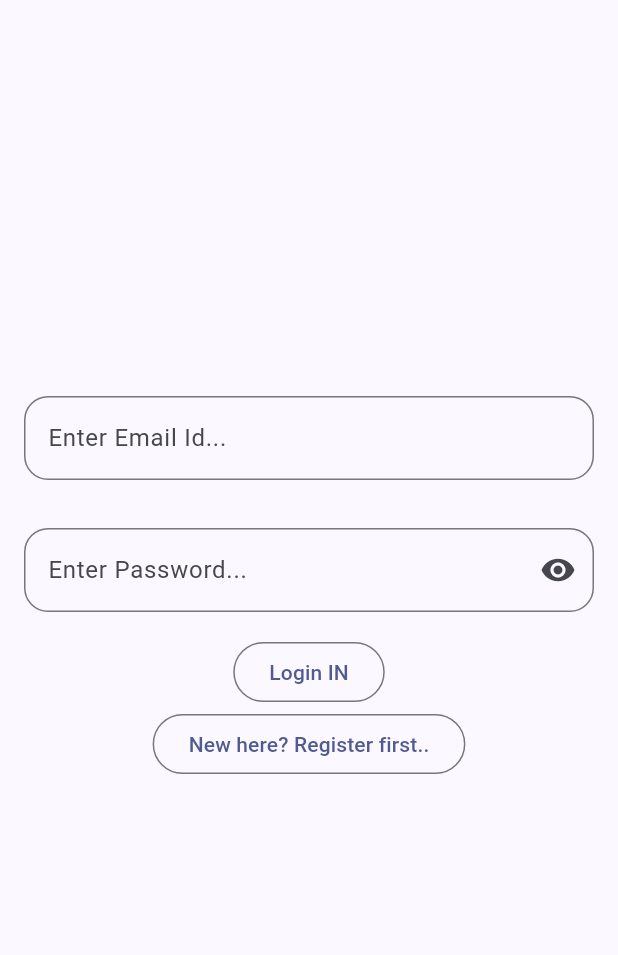
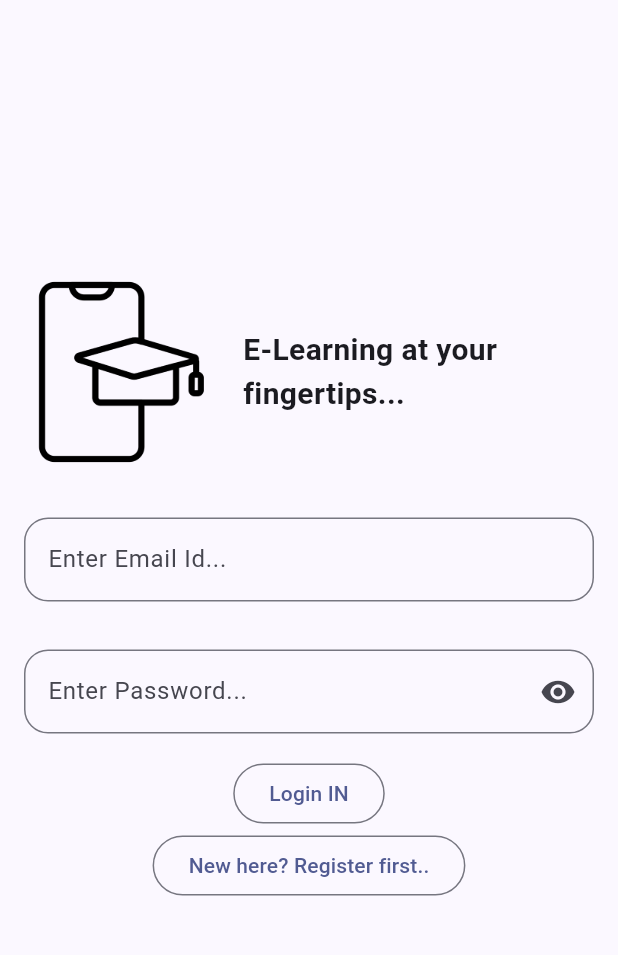
Before and after one commit to TutorialsAndroid/LMS, a Flutter app: the screen it shows after launch, on a phone screen of 412 x 824 dp, the part 84-1039 px from its top. Run offline on Flutter 3.47's test engine with Material 2 defaults, Android fonts, the phone set to English and light mode, and no system bars; our stand-ins replace percent_indicator, table_calendar.

Commit message:
Update Login Screen UI

```diff
--- a/lib/main.dart
+++ b/lib/main.dart
@@ -52,9 +52,32 @@ class _MyHomePageState extends State<MyHomePage> {
         centerTitle: true,
       ),
       body: Center(
+        child: SingleChildScrollView(
           child: Column(
             mainAxisAlignment: MainAxisAlignment.center,
             children: <Widget>[
+
+              Row(
+                children: [
+                  Padding(
+                    padding: const EdgeInsets.all(16.0),
+                    child: Image.asset(
+                      'assets/elearning.png',
+                      height: 130,
+                      width: 130,
+                    ),
+                  ),
+
+                  const Text(
+                    'E-Learning at your\nfingertips...',
+                    style: TextStyle(
+                        fontSize: 20,
+                        fontWeight: FontWeight.bold
+                    ),
+                  )
+                ],
+              ),
+
               const Padding(
                 padding: EdgeInsets.all(16.0),
                 child: TextField(
@@ -102,6 +125,7 @@ class _MyHomePageState extends State<MyHomePage> {
 
             ],
           ),
+        )
       ), // This trailing comma makes auto-formatting nicer for build methods.
     );
   }
--- a/pubspec.yaml
+++ b/pubspec.yaml
@@ -71,6 +71,7 @@ flutter:
     - assets/dcs.jpg
     - assets/iot.jpg
     - assets/it_project_management.jpg
+    - assets/elearning.png
 
   # An image asset can refer to one or more resolution-specific "variants", see
   # https://flutter.dev/assets-and-images/#resolution-aware
```
Also changed, not shown: assets/elearning.png (added). Lines whose indentation alone changed are shown as unchanged.
